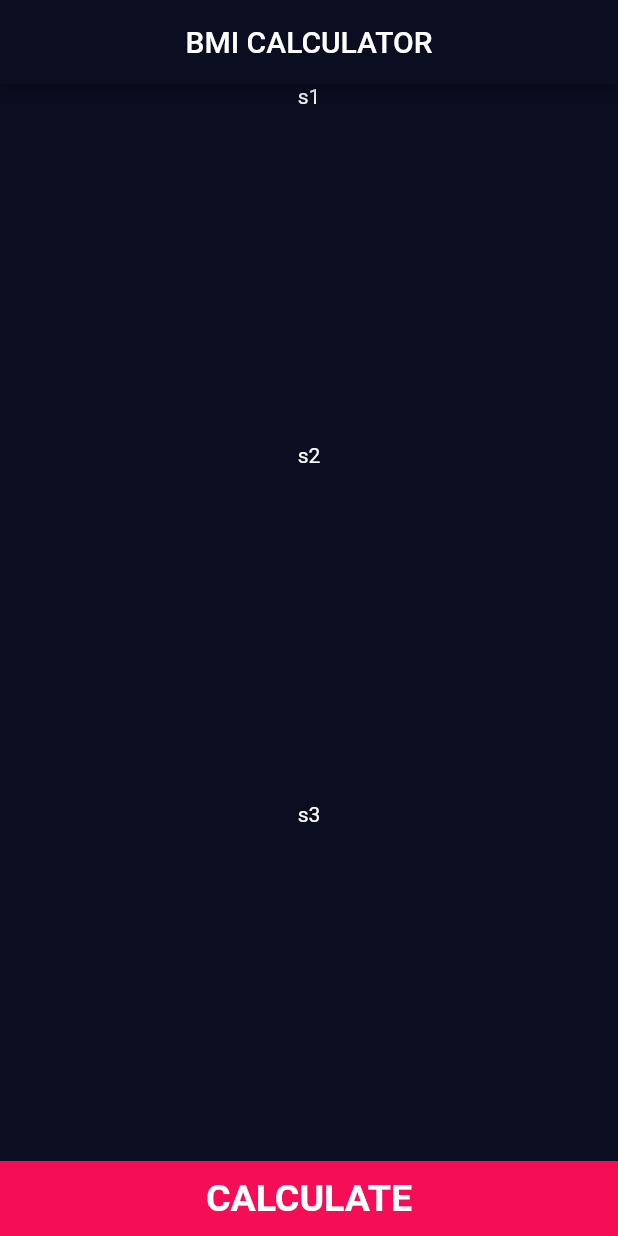
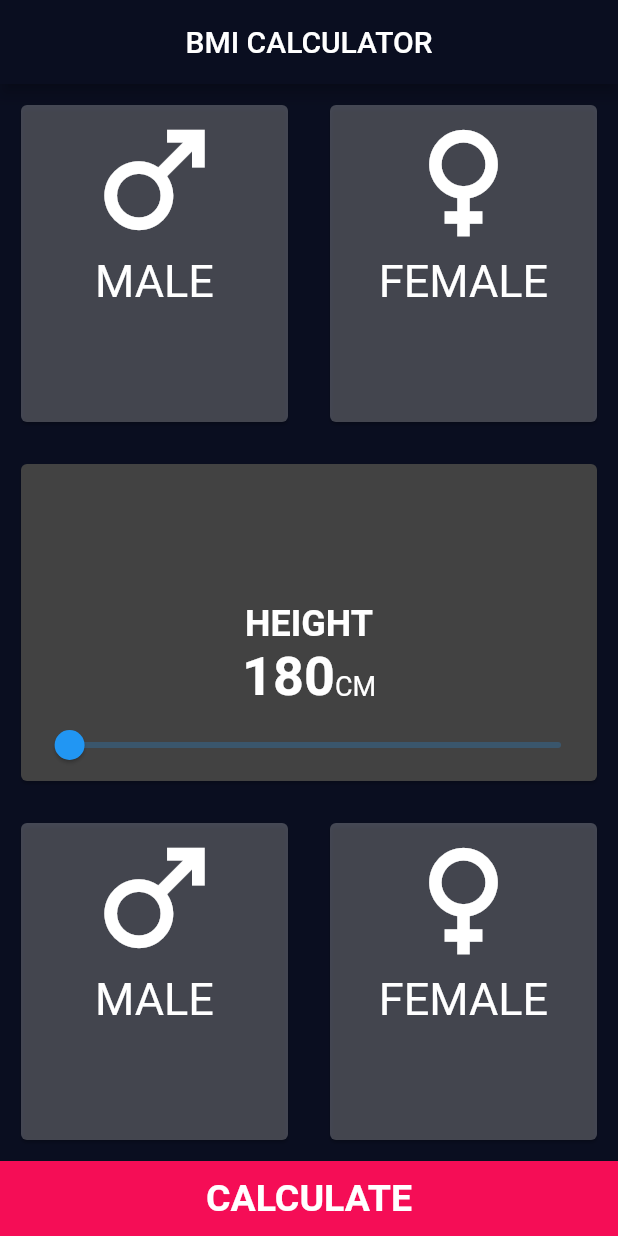
Before and after one commit to Samara1404/flutter_mysnippets, a Flutter app: the screen it shows after launch, on a phone screen of 412 x 824 dp. Run offline on Flutter 3.47's test engine with Material 2 defaults, Android fonts, the phone set to English and light mode, and no system bars.

Commit message:
added flutter_mysnippets_ui

```diff
--- a/lib/app_colors.dart
+++ /dev/null
@@ -1,10 +0,0 @@
-import 'package:flutter/material.dart';
-
-class AppColor {
-  static Color BgColor = Color(0xff0a0e20);
-  static Color redColor = Color(0xfff50d56);
-  static Color blColor = Color(0xff111327);
-  static Color grColor = Color(0xff1d1e32);
-  static Color glColor = Color(0xff4c5f5d);
-  static Color whColor = Color(0xffffffff);
-}
--- a/lib/calculate_button.dart
+++ b/lib/components/calculate_button.dart
@@ -1,5 +1,5 @@
 import 'package:flutter/material.dart';
-import 'package:flutter_mysnippets/app_colors.dart';
+import '../../utils/app_colors.dart';
 
 class CalculateButton extends StatelessWidget {
   const CalculateButton({
@@ -15,7 +15,7 @@ class CalculateButton extends StatelessWidget {
         child: Container(
           height: 50,
           width: double.infinity,
-          color: AppColor.redColor,
+          color: AppColor.buttonColor,
           child: Center(
             child: Text(
               'CALCULATE',
--- /dev/null
+++ b/lib/components/card_height.dart
@@ -0,0 +1,40 @@
+import 'package:flutter/material.dart';
+import 'package:flutter_mysnippets/components/card_slider.dart';
+import 'package:flutter_mysnippets/utils/app_text.dart';
+
+class CardHeight extends StatelessWidget {
+  const CardHeight({
+    super.key,
+  });
+
+  @override
+  Widget build(BuildContext context) {
+    return Card(
+              child: Column(
+    mainAxisAlignment: MainAxisAlignment.end,
+    children: [
+      Text(
+        AppText.height,
+        style: TextStyle(fontSize: 24, fontWeight: FontWeight.w700),
+      ),
+      Row(
+        mainAxisAlignment: MainAxisAlignment.center,
+        children: [
+          Text(
+            '180',
+            style: TextStyle(
+                fontSize: 36, fontWeight: FontWeight.w700),
+          ),
+          Text(
+            AppText.cm,
+            style: TextStyle(fontSize: 18, height: 2.4),
+          ),
+        ],
+      ),
+      Sliders(),
+
+    ],
+              ),
+            );
+  }
+}
--- /dev/null
+++ b/lib/components/card_male.dart
@@ -0,0 +1,25 @@
+import 'package:flutter/material.dart';
+
+
+class CardMale extends StatelessWidget {
+  const CardMale({
+    super.key, required this.icon, required this.text,});
+     final IconData icon;
+    final String text;
+
+
+  @override
+  Widget build(BuildContext context) {
+    return Expanded(
+      child: Card(
+        color: Colors.white24,
+        child: Column(children: [
+        Icon(icon, size: 100),
+        Text(text,
+        style: TextStyle(fontSize: 30),),
+
+      ],),
+      ),
+    );
+  }
+}
--- /dev/null
+++ b/lib/components/card_slider.dart
@@ -0,0 +1,24 @@
+import 'package:flutter/material.dart';
+
+class Sliders extends StatefulWidget {
+  const Sliders({super.key});
+
+  @override
+  State<Sliders> createState() => _SlidersState();
+}
+
+class _SlidersState extends State<Sliders> {
+  double currentValue = 20;
+  @override
+  Widget build(BuildContext context) {
+    return Slider(
+      max: 200,
+      value: 5,
+      onChanged: (double value) {
+        setState(() {
+          currentValue = value;
+        });
+      },
+    );
+  }
+}
--- a/lib/home_page.dart
+++ b/lib/home_page.dart
@@ -1,36 +1,71 @@
- import 'package:flutter/material.dart';
-import 'package:flutter_mysnippets/app_colors.dart';
-import 'package:flutter_mysnippets/calculate_button.dart';
+import 'package:flutter/material.dart';
+
+import 'package:flutter_mysnippets/components/calculate_button.dart';
+import 'package:flutter_mysnippets/components/card_height.dart';
+import 'package:flutter_mysnippets/components/card_male.dart';
+import 'package:flutter_mysnippets/utils/app_colors.dart';
+import 'package:flutter_mysnippets/utils/app_text.dart';
 
 class HomeView extends StatefulWidget {
   const HomeView({super.key});
 
-   @override
+  @override
   State<HomeView> createState() => _HomeViewState();
 }
 
 class _HomeViewState extends State<HomeView> {
+
   @override
   Widget build(BuildContext context) {
     return Scaffold(
-      backgroundColor: AppColor.BgColor,
+      backgroundColor: AppColor.backgroundColor,
       appBar: AppBar(
-        backgroundColor: AppColor.BgColor,
+        backgroundColor: AppColor.backgroundColor,
         centerTitle: true,
-        title: const Text('BMI CALCULATOR',
-        style: TextStyle(color: Colors.white),
+        title: const Text(
+          'BMI CALCULATOR',
+          style: TextStyle(color: Colors.white),
         ),
       ),
-       body: const Center(
+      body: Padding(
+        padding: EdgeInsets.all(10),
         child: Column(
           children: <Widget>[
-            Expanded(child: Text('s1')),
-            Expanded(child: Text('s2')),
-            Expanded(child: Text('s3')),
-            CalculateButton(),
+            Expanded(
+              child: Row(
+                children: [
+                  CardMale(
+                    icon: Icons.male,
+                    text: AppText.male,
+                  ),
+                  SizedBox(width: 20),
+                  CardMale(
+                    icon: Icons.female,
+                    text: AppText.female,
+                  ),
+                ],
+              ),
+            ),
+            SizedBox(height: 20),
+            Expanded(
+                child: CardHeight()),
+                SizedBox(height: 20),
+            Expanded(child: Row(children: [
+               CardMale(
+                    icon: Icons.male,
+                    text: AppText.male,
+                  ),
+                  SizedBox(width: 20),
+                  CardMale(
+                    icon: Icons.female,
+                    text: AppText.female,
+                  ),
+            ],)),
+
           ],
         ),
       ),
+      bottomNavigationBar:  CalculateButton(),
     );
   }
 }
--- /dev/null
+++ b/lib/utils/app_colors.dart
@@ -0,0 +1,10 @@
+import 'package:flutter/material.dart';
+
+class AppColor {
+  static const Color backgroundColor = Color(0xff0A0E20);
+  static const Color buttonColor = Color(0xffF50D56);
+  static const Color greyText = Color(0xff878892);
+  static const Color whiteText = Color(0xffFFFFFF);
+  static const Color cardColor = Color(0xff111327);
+  static const Color button2Color = Color(0xff4c4f5D);
+}
--- /dev/null
+++ b/lib/utils/app_text.dart
@@ -0,0 +1,11 @@
+
+class AppText {
+static  const appbarTitle = 'BMI CALCULATOR';
+static  const callbackAction = 'Calculate';
+static  const male = 'MALE';
+static  const female = 'FEMALE';
+static  const height = 'HEIGHT';
+static  const cm = 'CM';
+static  const weight = 'WEIGHT';
+static  const age= 'AGE';
+}
```
